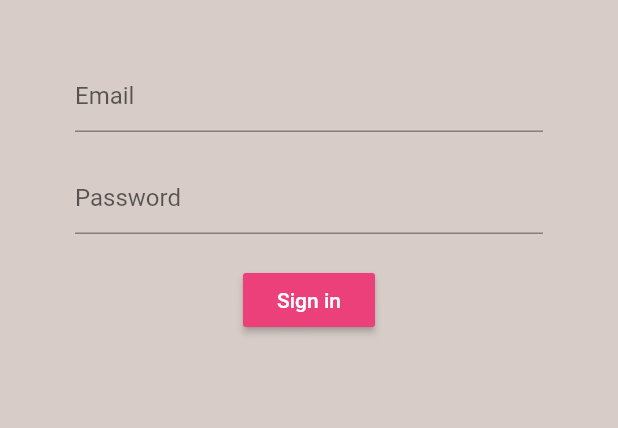
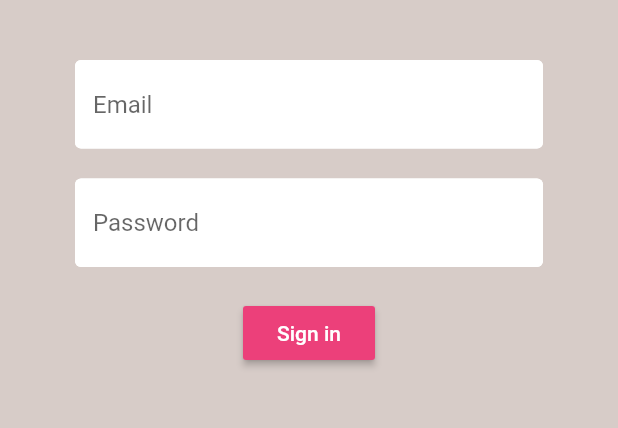
Before and after one commit to Molusoj/Brew_Crew, a Flutter app: the screen it shows after launch, after a tap on "Sign in", after a tap on "Register", after a tap on "Sign In", on a phone screen of 412 x 824 dp, the part 84-512 px from its top. Run offline on Flutter 3.47's test engine with Material 2 defaults, Android fonts, the phone set to English and light mode, and no system bars; our stand-ins replace firebase_auth; accounts and stored records are empty.

Commit message:
styled textformfield

```diff
--- a/lib/screens/authenticate/register.dart
+++ b/lib/screens/authenticate/register.dart
@@ -1,4 +1,5 @@
 import 'package:brew_crew/services/auth.dart';
+import 'package:brew_crew/shared/constants.dart';
 import 'package:flutter/material.dart';
 
 class Register extends StatefulWidget {
@@ -42,7 +43,9 @@ class _RegisterState extends State<Register> {
                 children: [
                   SizedBox(height: 20),
                   TextFormField(
-                    decoration: InputDecoration(hintText: "Email"),
+                    decoration: textInputDecoration.copyWith(
+                      hintText: "Email",
+                    ),
                     validator: (val) => val.isEmpty ? "Enter an Email" : null,
                     onChanged: (val) {
                       setState(() => email = val);
@@ -51,7 +54,9 @@ class _RegisterState extends State<Register> {
                   SizedBox(height: 20),
                   TextFormField(
                     obscureText: true,
-                    decoration: InputDecoration(hintText: "Password"),
+                    decoration: textInputDecoration.copyWith(
+                      hintText: "Password",
+                    ),
                     validator: (val) => val.length <= 6
                         ? "Enter a Password 6+ chars long"
                         : null,
@@ -71,8 +76,8 @@ class _RegisterState extends State<Register> {
                           dynamic result = await _auth
                               .registerWithEmailAndPassword(email, password);
                           if (result == null) {
-                            setState(
-                                () => error = 'please supply a valid email and password');
+                            setState(() => error =
+                                'please supply a valid email and password');
                           }
                         }
                       }),
--- a/lib/screens/authenticate/sign_in.dart
+++ b/lib/screens/authenticate/sign_in.dart
@@ -1,4 +1,5 @@
 import 'package:brew_crew/services/auth.dart';
+import 'package:brew_crew/shared/constants.dart';
 import 'package:flutter/material.dart';
 
 class SignIn extends StatefulWidget {
@@ -41,7 +42,7 @@ class _SignInState extends State<SignIn> {
                 children: [
                   SizedBox(height: 20),
                   TextFormField(
-                    decoration: InputDecoration(hintText: "Email"),
+                    decoration: textInputDecoration.copyWith(    hintText: "Email",),
                     validator: (val) => val.isEmpty ? "Enter an Email" : null,
                     onChanged: (val) {
                       setState(() => email = val);
@@ -50,7 +51,7 @@ class _SignInState extends State<SignIn> {
                   SizedBox(height: 20),
                   TextFormField(
                     obscureText: true,
-                    decoration: InputDecoration(hintText: "Password"),
+                    decoration: textInputDecoration.copyWith(    hintText: "Password",),
                     validator: (val) => val.length <= 6
                         ? "Enter a Password 6+ chars long"
                         : null,
@@ -70,7 +71,7 @@ class _SignInState extends State<SignIn> {
                         dynamic result = await _auth
                             .signInWithEmailAndPassword(email, password);
                         if (result == null) {
-                          setState(() => error = 'please supply a valid email and password');
+                          setState(() => error = 'Please supply a valid email and password');
                         }
                       }
                     },
--- /dev/null
+++ b/lib/shared/constants.dart
@@ -0,0 +1,11 @@
+import 'package:flutter/material.dart';
+
+const textInputDecoration = InputDecoration(
+    filled: true,
+    fillColor: Colors.white,
+   enabledBorder: OutlineInputBorder(
+      borderSide: BorderSide(color: Colors.white, width: 2.0),
+    ),
+    focusedBorder: OutlineInputBorder(
+      borderSide: BorderSide(color: Colors.pink, width: 2.0),
+    ));
```
